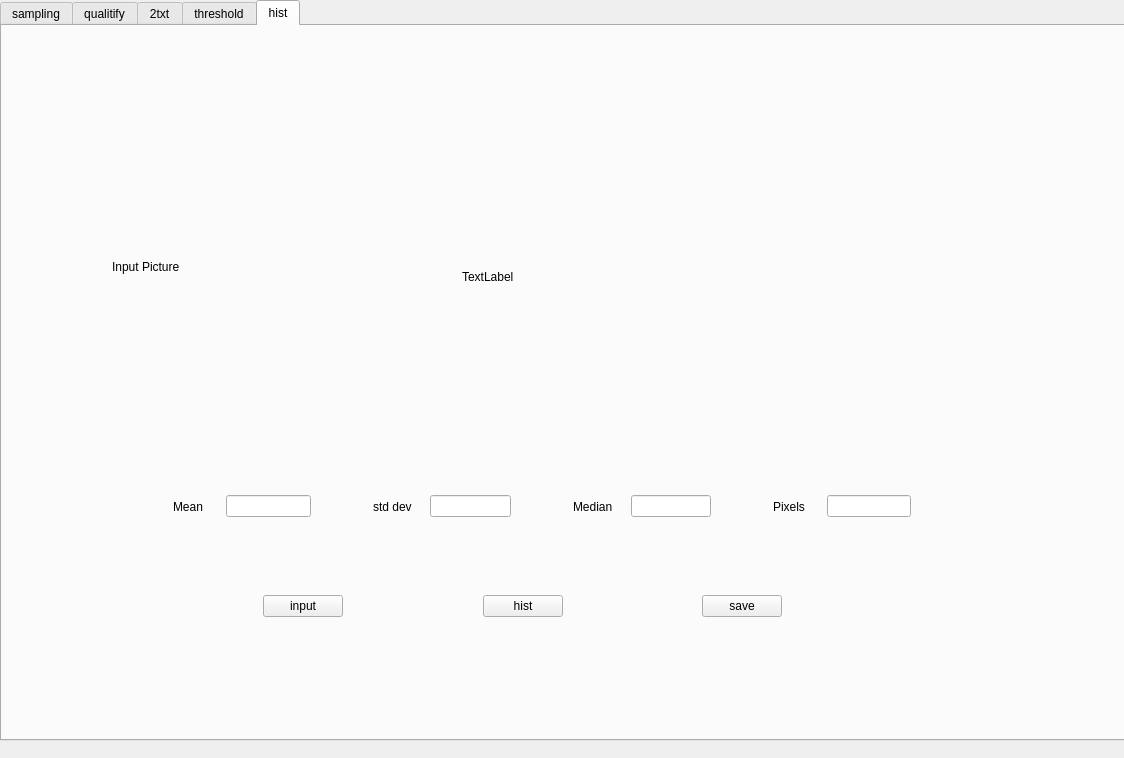
Before: the Qt Designer form mainwindow.ui in Zrealshadow/digitalpicture, drawn with Qt 5.
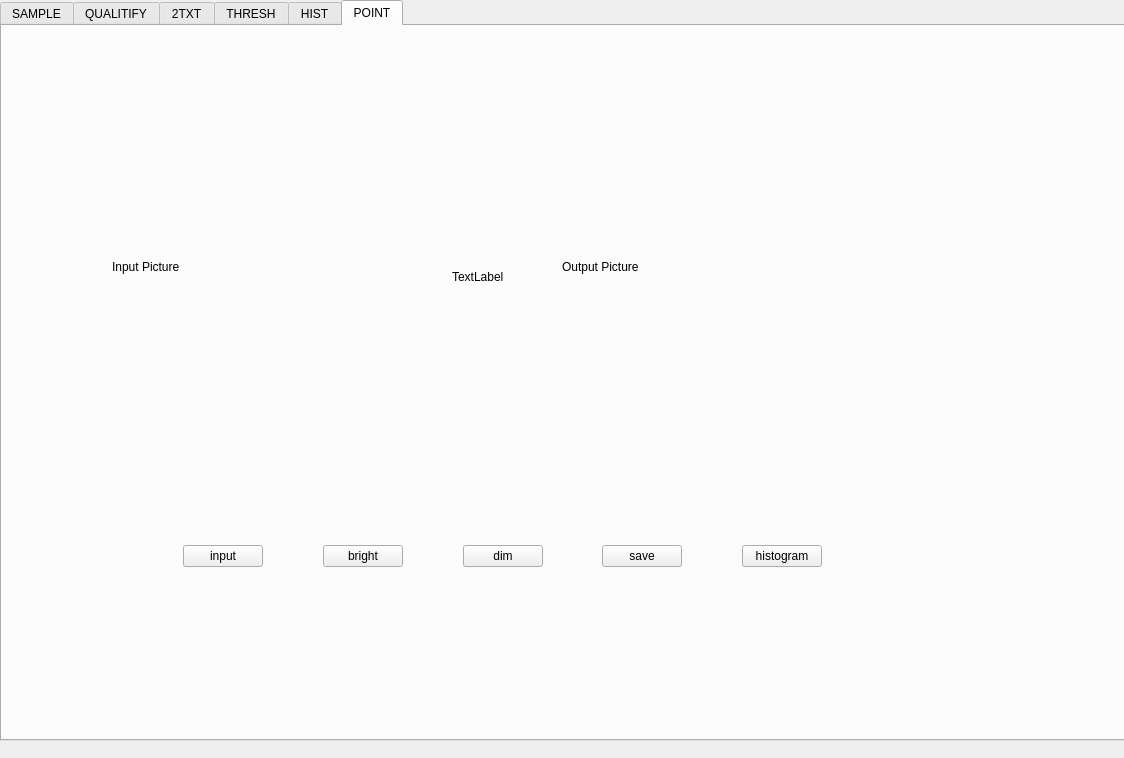
After: the same form once the commit is applied. Custom widgets are drawn as their Qt base class.

Commit message: dim hist bright

```diff
--- a/mainwindow.ui
+++ b/mainwindow.ui
@@ -27,14 +27,14 @@
      <string>&lt;html&gt;&lt;head/&gt;&lt;body&gt;&lt;p&gt;sampling&lt;/p&gt;&lt;p&gt;&lt;br/&gt;&lt;/p&gt;&lt;/body&gt;&lt;/html&gt;</string>
     </property>
     <property name="currentIndex">
-     <number>4</number>
+     <number>5</number>
     </property>
     <widget class="QWidget" name="sampling">
      <property name="whatsThis">
       <string>&lt;html&gt;&lt;head/&gt;&lt;body&gt;&lt;p&gt;sampling&lt;/p&gt;&lt;/body&gt;&lt;/html&gt;</string>
      </property>
      <attribute name="title">
-      <string>sampling</string>
+      <string>SAMPLE</string>
      </attribute>
      <widget class="QWidget" name="horizontalLayoutWidget">
       <property name="geometry">
@@ -284,7 +284,7 @@
     </widget>
     <widget class="QWidget" name="qualitify">
      <attribute name="title">
-      <string>qualitify</string>
+      <string>QUALITIFY</string>
      </attribute>
      <widget class="QLabel" name="input_img_2">
       <property name="geometry">
@@ -446,7 +446,7 @@
     </widget>
     <widget class="QWidget" name="txt2">
      <attribute name="title">
-      <string>2txt</string>
+      <string>2TXT</string>
      </attribute>
      <widget class="QWidget" name="horizontalLayoutWidget_6">
       <property name="geometry">
@@ -652,7 +652,7 @@
     </widget>
     <widget class="QWidget" name="plot">
      <attribute name="title">
-      <string>threshold</string>
+      <string>THRESH</string>
      </attribute>
      <widget class="QLabel" name="trans_img_plot">
       <property name="geometry">
@@ -954,7 +954,7 @@
     </widget>
     <widget class="QWidget" name="tab">
      <attribute name="title">
-      <string>hist</string>
+      <string>HIST</string>
      </attribute>
      <widget class="QLabel" name="input_img_hist">
       <property name="geometry">
@@ -1204,6 +1204,173 @@
       </property>
      </widget>
     </widget>
+    <widget class="QWidget" name="tab_2">
+     <attribute name="title">
+      <string>POINT</string>
+     </attribute>
+     <widget class="QLabel" name="temp_hist_point">
+      <property name="geometry">
+       <rect>
+        <x>450</x>
+        <y>230</y>
+        <width>81</width>
+        <height>41</height>
+       </rect>
+      </property>
+      <property name="text">
+       <string>TextLabel</string>
+      </property>
+     </widget>
+     <widget class="QLabel" name="input_img_point">
+      <property name="geometry">
+       <rect>
+        <x>110</x>
+        <y>70</y>
+        <width>311</width>
+        <height>341</height>
+       </rect>
+      </property>
+      <property name="minimumSize">
+       <size>
+        <width>311</width>
+        <height>341</height>
+       </size>
+      </property>
+      <property name="maximumSize">
+       <size>
+        <width>311</width>
+        <height>341</height>
+       </size>
+      </property>
+      <property name="text">
+       <string>Input Picture</string>
+      </property>
+     </widget>
+     <widget class="QLabel" name="trans_img_point">
+      <property name="geometry">
+       <rect>
+        <x>560</x>
+        <y>70</y>
+        <width>311</width>
+        <height>341</height>
+       </rect>
+      </property>
+      <property name="minimumSize">
+       <size>
+        <width>311</width>
+        <height>341</height>
+       </size>
+      </property>
+      <property name="maximumSize">
+       <size>
+        <width>311</width>
+        <height>341</height>
+       </size>
+      </property>
+      <property name="text">
+       <string>Output Picture</string>
+      </property>
+     </widget>
+     <widget class="QWidget" name="horizontalLayoutWidget_65">
+      <property name="geometry">
+       <rect>
+        <x>170</x>
+        <y>490</y>
+        <width>661</width>
+        <height>80</height>
+       </rect>
+      </property>
+      <layout class="QHBoxLayout" name="horizontalLayout_77">
+       <item>
+        <widget class="QPushButton" name="input_hist_point">
+         <property name="text">
+          <string>input</string>
+         </property>
+        </widget>
+       </item>
+       <item>
+        <spacer name="horizontalSpacer_118">
+         <property name="orientation">
+          <enum>Qt::Horizontal</enum>
+         </property>
+         <property name="sizeHint" stdset="0">
+          <size>
+           <width>40</width>
+           <height>20</height>
+          </size>
+         </property>
+        </spacer>
+       </item>
+       <item>
+        <widget class="QPushButton" name="bright_point">
+         <property name="text">
+          <string>bright</string>
+         </property>
+        </widget>
+       </item>
+       <item>
+        <spacer name="horizontalSpacer_119">
+         <property name="orientation">
+          <enum>Qt::Horizontal</enum>
+         </property>
+         <property name="sizeHint" stdset="0">
+          <size>
+           <width>40</width>
+           <height>20</height>
+          </size>
+         </property>
+        </spacer>
+       </item>
+       <item>
+        <widget class="QPushButton" name="dim_point">
+         <property name="text">
+          <string>dim</string>
+         </property>
+        </widget>
+       </item>
+       <item>
+        <spacer name="horizontalSpacer_8">
+         <property name="orientation">
+          <enum>Qt::Horizontal</enum>
+         </property>
+         <property name="sizeHint" stdset="0">
+          <size>
+           <width>40</width>
+           <height>20</height>
+          </size>
+         </property>
+        </spacer>
+       </item>
+       <item>
+        <widget class="QPushButton" name="save_hist_point">
+         <property name="text">
+          <string>save</string>
+         </property>
+        </widget>
+       </item>
+       <item>
+        <spacer name="horizontalSpacer_10">
+         <property name="orientation">
+          <enum>Qt::Horizontal</enum>
+         </property>
+         <property name="sizeHint" stdset="0">
+          <size>
+           <width>40</width>
+           <height>20</height>
+          </size>
+         </property>
+        </spacer>
+       </item>
+       <item>
+        <widget class="QPushButton" name="show_histogram_point">
+         <property name="text">
+          <string>histogram</string>
+         </property>
+        </widget>
+       </item>
+      </layout>
+     </widget>
+    </widget>
    </widget>
   </widget>
  </widget>
```
The commit also changes 12 other files.
